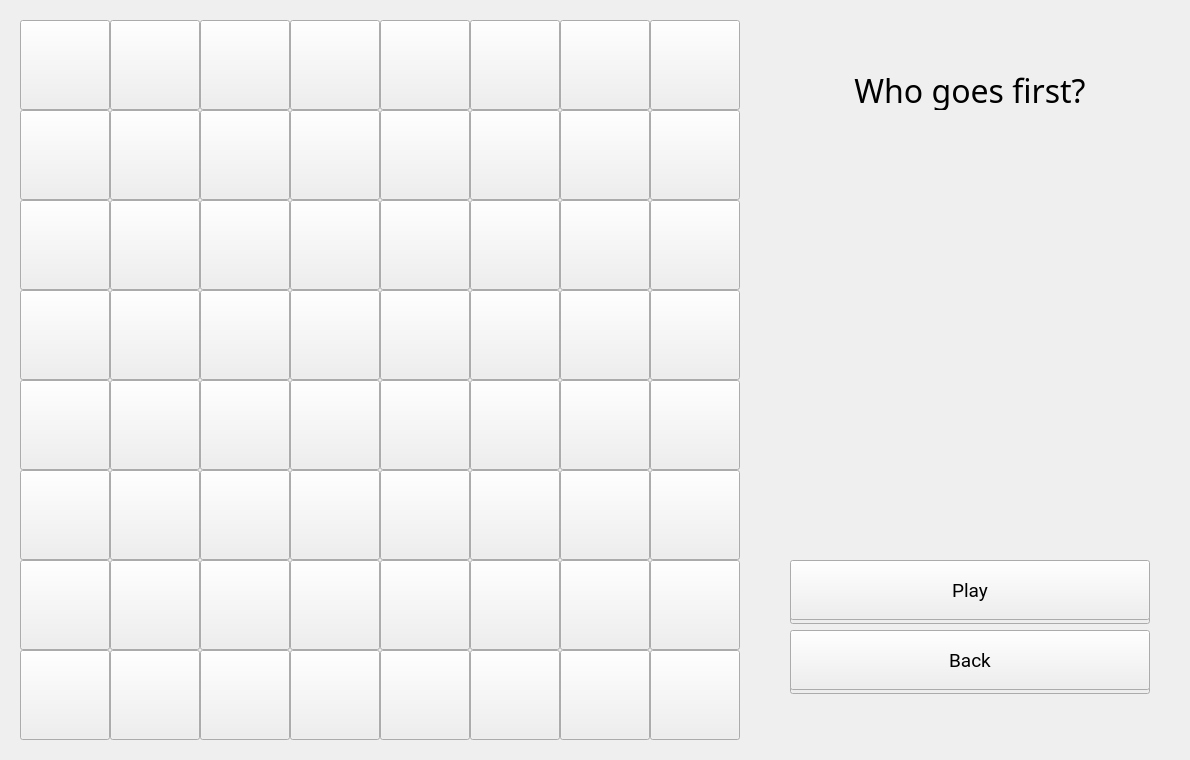
First picture: the form in Chess (C++)/Chess/chess.ui, repository leeyanleryan/Board-Games, before the edit.
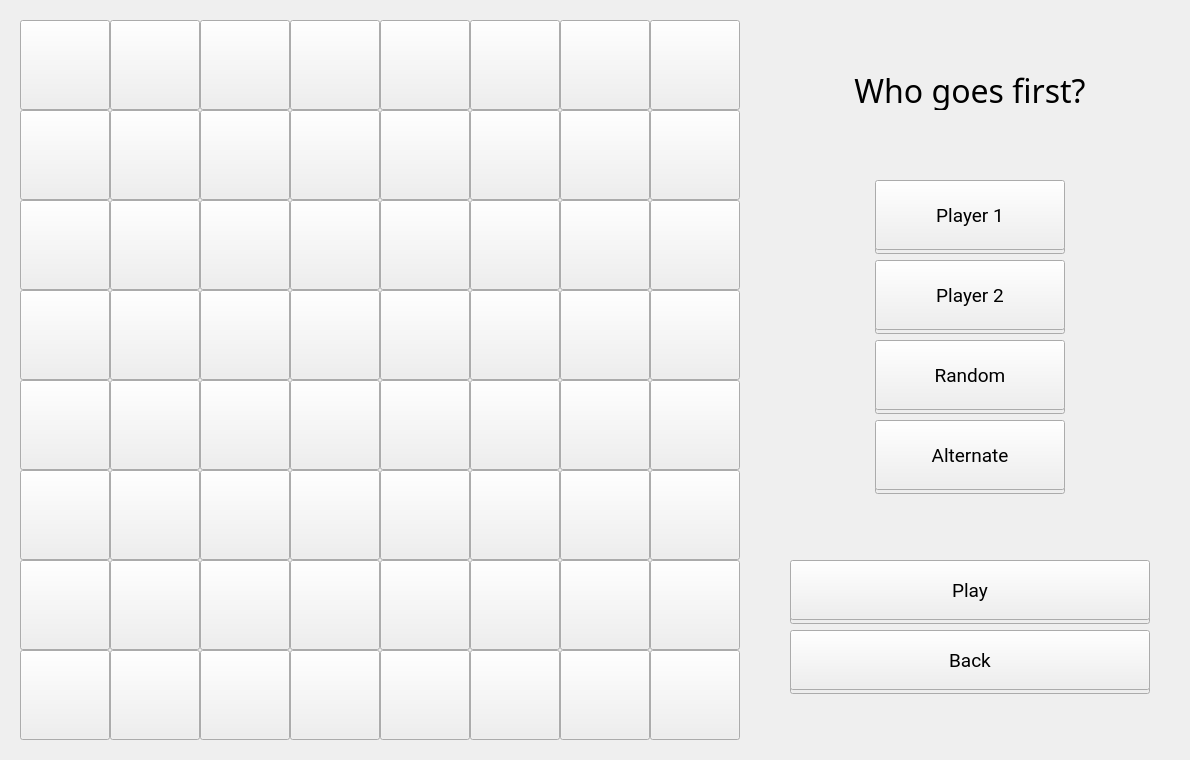
Second picture: the form after the edit. The open tabs and pages were chosen to show the change.

Commit message: choosing who goes first

The edit to the form file:
```diff
--- a/Chess (C++)/Chess/chess.ui
+++ b/Chess (C++)/Chess/chess.ui
@@ -24,7 +24,7 @@
      </rect>
     </property>
     <property name="currentIndex">
-     <number>1</number>
+     <number>4</number>
     </property>
     <widget class="QWidget" name="mainMenu">
      <widget class="QPushButton" name="buttonPlayComputer">
@@ -577,11 +577,171 @@
        <string/>
       </property>
      </widget>
+     <widget class="QPushButton" name="buttonP1First">
+      <property name="geometry">
+       <rect>
+        <x>105</x>
+        <y>160</y>
+        <width>190</width>
+        <height>70</height>
+       </rect>
+      </property>
+      <property name="font">
+       <font>
+        <family>Roboto</family>
+        <pointsize>14</pointsize>
+       </font>
+      </property>
+      <property name="text">
+       <string>Player 1</string>
+      </property>
+     </widget>
+     <widget class="QPushButton" name="buttonP2First">
+      <property name="geometry">
+       <rect>
+        <x>105</x>
+        <y>240</y>
+        <width>190</width>
+        <height>70</height>
+       </rect>
+      </property>
+      <property name="font">
+       <font>
+        <family>Roboto</family>
+        <pointsize>14</pointsize>
+       </font>
+      </property>
+      <property name="text">
+       <string>Player 2</string>
+      </property>
+     </widget>
+     <widget class="QPushButton" name="buttonRandomFirst">
+      <property name="geometry">
+       <rect>
+        <x>105</x>
+        <y>320</y>
+        <width>190</width>
+        <height>70</height>
+       </rect>
+      </property>
+      <property name="font">
+       <font>
+        <family>Roboto</family>
+        <pointsize>14</pointsize>
+       </font>
+      </property>
+      <property name="text">
+       <string>Random</string>
+      </property>
+     </widget>
+     <widget class="QPushButton" name="buttonAlternateFirst">
+      <property name="geometry">
+       <rect>
+        <x>105</x>
+        <y>400</y>
+        <width>190</width>
+        <height>70</height>
+       </rect>
+      </property>
+      <property name="font">
+       <font>
+        <family>Roboto</family>
+        <pointsize>14</pointsize>
+       </font>
+      </property>
+      <property name="text">
+       <string>Alternate</string>
+      </property>
+     </widget>
+     <widget class="QPushButton" name="buttonP1FirstShadow">
+      <property name="geometry">
+       <rect>
+        <x>105</x>
+        <y>164</y>
+        <width>190</width>
+        <height>70</height>
+       </rect>
+      </property>
+      <property name="font">
+       <font>
+        <family>Roboto</family>
+        <pointsize>14</pointsize>
+       </font>
+      </property>
+      <property name="text">
+       <string/>
+      </property>
+     </widget>
+     <widget class="QPushButton" name="buttonP2FirstShadow">
+      <property name="geometry">
+       <rect>
+        <x>105</x>
+        <y>244</y>
+        <width>190</width>
+        <height>70</height>
+       </rect>
+      </property>
+      <property name="font">
+       <font>
+        <family>Roboto</family>
+        <pointsize>14</pointsize>
+       </font>
+      </property>
+      <property name="text">
+       <string/>
+      </property>
+     </widget>
+     <widget class="QPushButton" name="buttonRandomFirstShadow">
+      <property name="geometry">
+       <rect>
+        <x>105</x>
+        <y>324</y>
+        <width>190</width>
+        <height>70</height>
+       </rect>
+      </property>
+      <property name="font">
+       <font>
+        <family>Roboto</family>
+        <pointsize>14</pointsize>
+       </font>
+      </property>
+      <property name="text">
+       <string/>
+      </property>
+     </widget>
+     <widget class="QPushButton" name="buttonAlternateFirstShadow">
+      <property name="geometry">
+       <rect>
+        <x>105</x>
+        <y>404</y>
+        <width>190</width>
+        <height>70</height>
+       </rect>
+      </property>
+      <property name="font">
+       <font>
+        <family>Roboto</family>
+        <pointsize>14</pointsize>
+       </font>
+      </property>
+      <property name="text">
+       <string/>
+      </property>
+     </widget>
      <zorder>txtGoesFirst</zorder>
      <zorder>buttonGoesFirstBackShadow</zorder>
      <zorder>buttonGoesFirstBack</zorder>
      <zorder>buttonPlayShadow</zorder>
      <zorder>buttonPlay</zorder>
+     <zorder>buttonP1FirstShadow</zorder>
+     <zorder>buttonP1First</zorder>
+     <zorder>buttonP2FirstShadow</zorder>
+     <zorder>buttonP2First</zorder>
+     <zorder>buttonRandomFirstShadow</zorder>
+     <zorder>buttonRandomFirst</zorder>
+     <zorder>buttonAlternateFirstShadow</zorder>
+     <zorder>buttonAlternateFirst</zorder>
     </widget>
    </widget>
    <widget class="QStackedWidget" name="uiBoard">
```
The commit also changes 1 other file.
